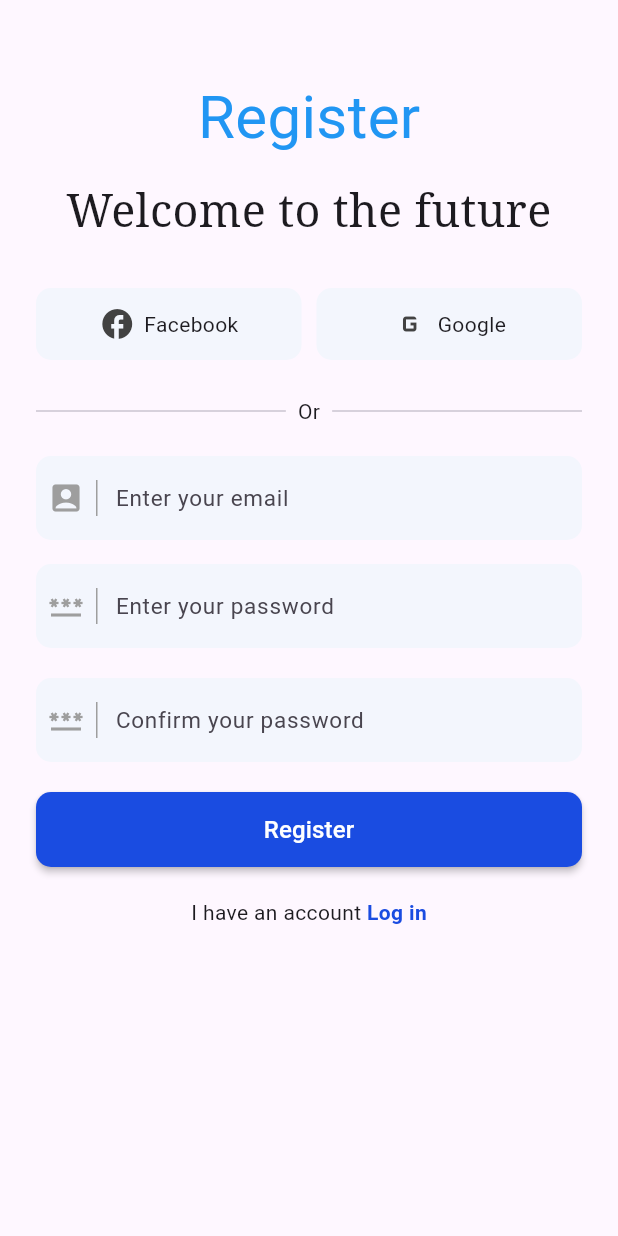
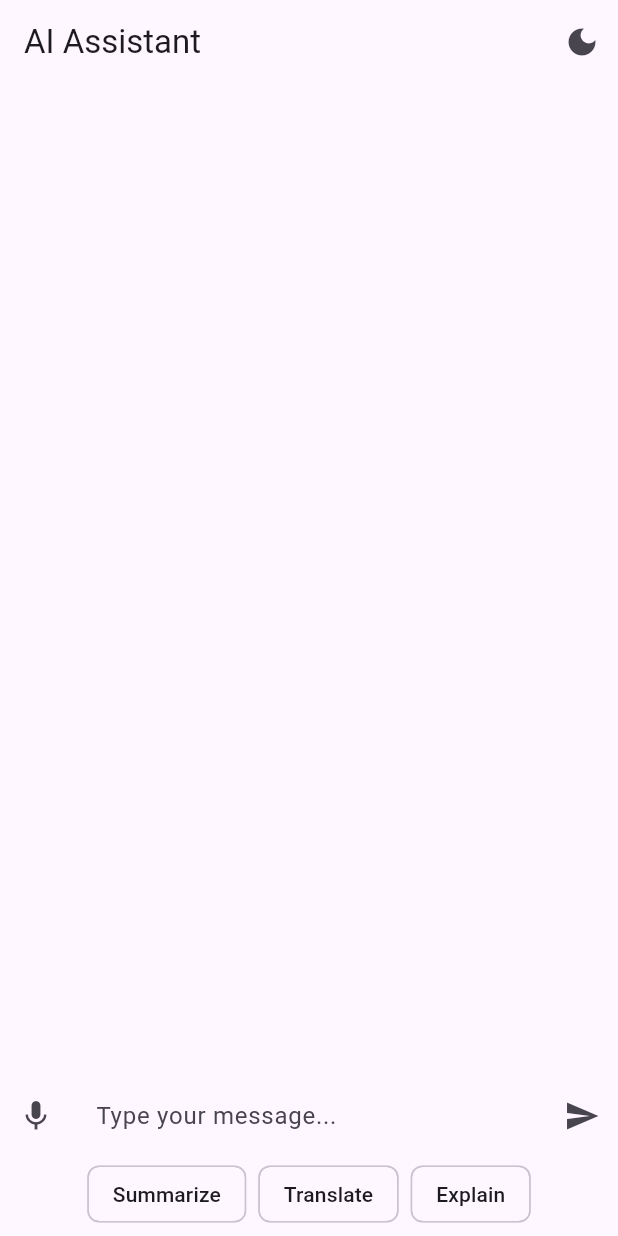
Before and after one commit to Salcidio/neurocron, a Flutter app: the screen it shows after launch, after a tap on "Sign Up", on a phone screen of 412 x 824 dp. Run offline on Flutter 3.47's test engine with Material 3 defaults, Android fonts, the phone set to English and light mode, and no system bars; our stand-ins replace flutter_riverpod, google_fonts, supabase_flutter; accounts and stored records are empty; Roboto replaces fonts that are missing (Tektur).

Commit message:
basic chat page

```diff
--- /dev/null
+++ b/lib/LLM/flakes.dart
@@ -0,0 +1,134 @@
+import 'package:flutter/material.dart';
+
+class FlakesPage extends StatefulWidget {
+  @override
+  _FlakesPageState createState() => _FlakesPageState();
+}
+
+class _FlakesPageState extends State<FlakesPage> {
+  final TextEditingController _controller = TextEditingController();
+  final ScrollController _scrollController = ScrollController();
+  final List<Map<String, String>> _messages = [];
+
+  bool _isDarkTheme = false;
+
+  void _sendMessage() {
+    if (_controller.text.trim().isEmpty) return;
+    final userMessage = _controller.text.trim();
+    setState(() {
+      _messages.add({'role': 'user', 'text': userMessage});
+      _messages.add({'role': 'assistant', 'text': 'This is a response to "$userMessage"'});
+    });
+    _controller.clear();
+    _scrollToBottom();
+  }
+
+  void _scrollToBottom() {
+    Future.delayed(Duration(milliseconds: 100), () {
+      _scrollController.animateTo(
+        _scrollController.position.maxScrollExtent + 100,
+        duration: Duration(milliseconds: 300),
+        curve: Curves.easeOut,
+      );
+    });
+  }
+
+  @override
+  Widget build(BuildContext context) {
+    final theme = _isDarkTheme ? ThemeData.dark() : ThemeData.light();
+
+    return MaterialApp(
+      theme: theme,
+      home: Scaffold(
+        appBar: AppBar(
+          title: Text("AI Assistant"),
+          actions: [
+            IconButton(
+              icon: Icon(_isDarkTheme ? Icons.wb_sunny : Icons.dark_mode),
+              onPressed: () {
+                setState(() => _isDarkTheme = !_isDarkTheme);
+              },
+            )
+          ],
+        ),
+        body: Column(
+          children: [
+            Expanded(
+              child: ListView.builder(
+                controller: _scrollController,
+                itemCount: _messages.length,
+                itemBuilder: (context, index) {
+                  final message = _messages[index];
+                  final isUser = message['role'] == 'user';
+                  return Align(
+                    alignment: isUser ? Alignment.centerRight : Alignment.centerLeft,
+                    child: Container(
+                      margin: EdgeInsets.symmetric(horizontal: 12, vertical: 6),
+                      padding: EdgeInsets.all(12),
+                      decoration: BoxDecoration(
+                        color: isUser ? Colors.blue[100] : Colors.grey[300],
+                        borderRadius: BorderRadius.circular(12),
+                      ),
+                      child: Text(message['text'] ?? ''),
+                    ),
+                  );
+                },
+              ),
+            ),
+            Row(
+              children: [
+                IconButton(
+                  icon: Icon(Icons.mic),
+                  onPressed: () {
+                    // Implement voice input logic
+                  },
+                ),
+                Expanded(
+                  child: TextField(
+                    controller: _controller,
+                    onSubmitted: (_) => _sendMessage(),
+                    decoration: InputDecoration(
+                      hintText: "Type your message...",
+                      border: InputBorder.none,
+                      contentPadding: EdgeInsets.symmetric(horizontal: 16),
+                    ),
+                  ),
+                ),
+                IconButton(
+                  icon: Icon(Icons.send),
+                  onPressed: _sendMessage,
+                ),
+              ],
+            ),
+            Container(
+              padding: EdgeInsets.symmetric(vertical: 4, horizontal: 8),
+              child: Wrap(
+                spacing: 8,
+                children: [
+                  ActionChip(
+                    label: Text("Summarize"),
+                    onPressed: () {
+                      _controller.text = "Summarize this text:";
+                    },
+                  ),
+                  ActionChip(
+                    label: Text("Translate"),
+                    onPressed: () {
+                      _controller.text = "Translate this to French:";
+                    },
+                  ),
+                  ActionChip(
+                    label: Text("Explain"),
+                    onPressed: () {
+                      _controller.text = "Explain this concept:";
+                    },
+                  ),
+                ],
+              ),
+            ),
+          ],
+        ),
+      ),
+    );
+  }
+}
--- a/lib/auth/screens/login.dart
+++ b/lib/auth/screens/login.dart
@@ -1,4 +1,5 @@
 // File: lib/screens/signin_screen.dart
+import 'package:flakesmobile/LLM/flakes.dart';
 import 'package:flakesmobile/auth/screens/register.dart';
 import 'package:flakesmobile/parts/customTextfield.dart';
 import 'package:flutter/material.dart';
@@ -123,9 +124,7 @@ class _LoginPageState extends State<LoginPage> {
                       onTap: () {
                         Navigator.push(
                           context,
-                          MaterialPageRoute(
-                            builder: (context) => RegisterPage(),
-                          ),
+                          MaterialPageRoute(builder: (context) => FlakesPage()),
                         );
                       },
                       child: const Text(
```
